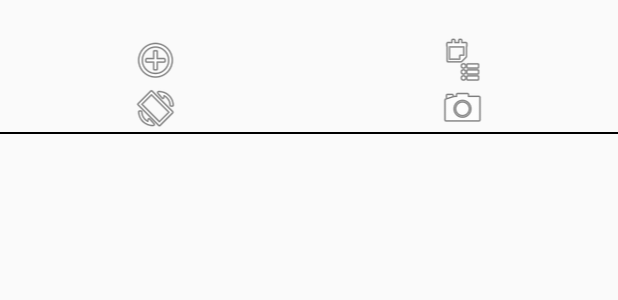
After one commit to yeonjukko/BodyEnd, an Android app: the layout adapter_calendar.xml on its own in the app's theme, with its tools: preview values and no code run, on a phone screen of 412 x 824 dp. The commit adds this screen. Shown: the top 300 px of the screen. Run offline under Robolectric (Android 15) with nearby library versions, the phone set to English and light mode, and no system bars.

Commit message:
캘린더 추가

```diff
--- a/app/build.gradle
+++ b/app/build.gradle
@@ -27,6 +27,7 @@ dependencies {
     compile project(':ToggleButtonLib')
     compile project(':ToggleExpandLib')
     compile 'com.appyvet:materialrangebar:1.3'
+    compile 'com.roomorama:caldroid:3.0.1'
     compile 'com.android.support:recyclerview-v7:24.0.0-alpha1'
     compile 'com.android.support:appcompat-v7:24.0.0-alpha1'
 }
--- /dev/null
+++ b/app/src/main/res/layout/adapter_calendar.xml
@@ -0,0 +1,99 @@
+<?xml version="1.0" encoding="utf-8"?>
+<LinearLayout xmlns:android="http://schemas.android.com/apk/res/android"
+    android:layout_width="match_parent"
+    android:layout_height="wrap_content"
+    android:orientation="vertical">
+
+    <FrameLayout
+        android:layout_width="match_parent"
+        android:layout_height="wrap_content">
+
+        <View
+            android:layout_width="match_parent"
+            android:layout_height="1dp"
+            android:layout_gravity="bottom"
+            android:background="@android:color/black" />
+
+
+        <!--<View-->
+        <!--android:id="@+id/viewLeftLine"-->
+        <!--android:layout_width="0.3dp"-->
+        <!--android:layout_height="match_parent"-->
+        <!--android:layout_gravity="start"-->
+        <!--android:background="@android:color/black" />-->
+
+        <!--<View-->
+        <!--android:id="@+id/viewRightLine"-->
+        <!--android:layout_width="0.3dp"-->
+        <!--android:layout_height="match_parent"-->
+        <!--android:layout_gravity="end"-->
+        <!--android:background="@android:color/black" />-->
+
+
+        <LinearLayout
+            android:layout_width="match_parent"
+            android:layout_height="match_parent"
+            android:layout_gravity="center"
+            android:orientation="vertical"
+            android:padding="1dp">
+
+            <TextView
+                android:id="@+id/textViewDay"
+                android:layout_width="match_parent"
+                android:layout_height="wrap_content"
+                android:layout_marginLeft="5dp"
+                android:layout_marginTop="3dp" />
+
+            <LinearLayout
+                android:layout_width="match_parent"
+                android:layout_height="match_parent"
+                android:layout_weight="1">
+
+                <ImageView
+                    android:id="@+id/imageViewIcon0"
+                    android:layout_width="match_parent"
+                    android:layout_height="match_parent"
+                    android:layout_weight="1"
+                    android:scaleType="fitCenter"
+                    android:src="@android:drawable/ic_menu_add" />
+
+                <ImageView
+                    android:id="@+id/imageViewIcon1"
+                    android:layout_width="match_parent"
+                    android:layout_height="match_parent"
+                    android:layout_weight="1"
+                    android:scaleType="fitCenter"
+                    android:src="@android:drawable/ic_menu_agenda" />
+
+            </LinearLayout>
+
+
+            <LinearLayout
+                android:layout_width="match_parent"
+                 android:layout_height="match_parent"
+                android:layout_weight="1">
+
+                <ImageView
+                    android:id="@+id/imageViewIcon2"
+                    android:layout_width="match_parent"
+                    android:layout_height="match_parent"
+                    android:layout_weight="1"
+                    android:scaleType="fitCenter"
+                    android:src="@android:drawable/ic_menu_always_landscape_portrait" />
+
+                <ImageView
+                    android:id="@+id/imageViewIcon3"
+                    android:layout_width="match_parent"
+                    android:layout_height="match_parent"
+                    android:layout_weight="1"
+                    android:scaleType="fitCenter"
+                    android:src="@android:drawable/ic_menu_camera" />
+            </LinearLayout>
+
+        </LinearLayout>
+
+
+    </FrameLayout>
+
+
+</LinearLayout>
```
Also changed, not shown: app/src/main/java/net/yeonjukko/bodyend/activity/CalendarActivity.java (added, +41 -0 lines), app/src/main/java/net/yeonjukko/bodyend/libs/BodyEndCalendarFragment.java (added, +165 -0 lines), app/src/main/java/net/yeonjukko/bodyend/libs/DBmanager.java (+27 -0 lines), app/src/main/res/layout/activity_calendar.xml (added, +16 -0 lines), app/src/main/res/values/styles.xml (+14 -0 lines), 1 other file.
